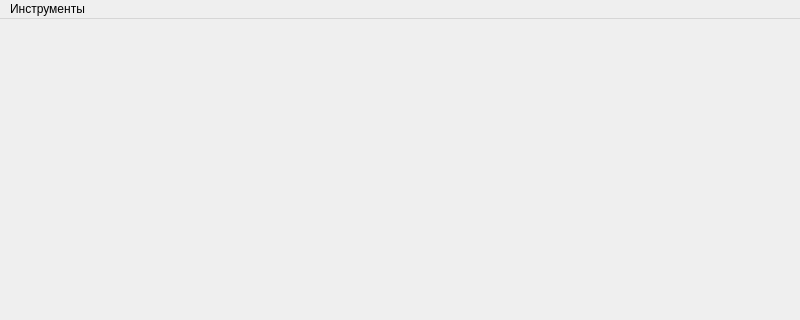
First picture: the form in gui/forms/mainwindow.ui, repository OSLL/Linux_FreeBSD_networking_perf, before the edit; both pictures show x 0 to 800 and y 0 to 320 of the 800 by 600 pixel window.
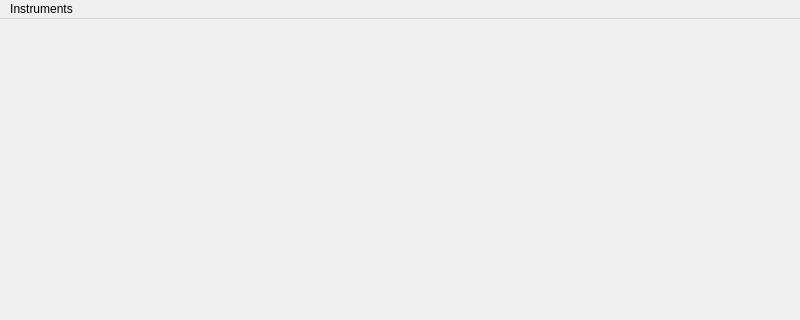
Second picture: the form after the edit.

Diff of the .ui file:
```diff
--- a/gui/forms/mainwindow.ui
+++ b/gui/forms/mainwindow.ui
@@ -26,12 +26,12 @@
      <x>0</x>
      <y>0</y>
      <width>800</width>
-     <height>19</height>
+     <height>22</height>
     </rect>
    </property>
    <widget class="QMenu" name="menu">
     <property name="title">
-     <string>Инструменты</string>
+     <string>Instruments</string>
     </property>
    </widget>
    <addaction name="menu"/>
```
